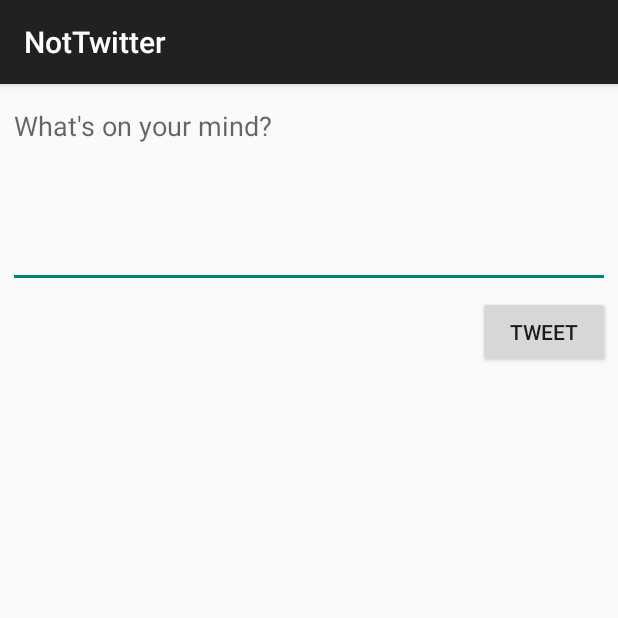
After one commit to Basit-Sheikh/not-twitter, an Android app: the ComposeActivity screen opened directly, with no data from a screen before it, on a phone screen of 412 x 824 dp, the top half of it. The commit adds this screen. Run offline under Robolectric (Android 15) with nearby library versions, the phone set to English and light mode, and no system bars.

Commit message:
Set up initial compose tweet page with content limit. Only shows toast messages currently.

```diff
--- a/app/src/main/AndroidManifest.xml
+++ b/app/src/main/AndroidManifest.xml
@@ -13,7 +13,8 @@
         android:icon="@drawable/ic_launcher"
         android:label="@string/app_name"
         android:theme="@style/AppTheme">
-        <activity android:name=".TimelineActivity"></activity>
+        <activity android:name=".ComposeActivity"></activity>
+        <activity android:name=".TimelineActivity" />
         <activity
             android:name=".LoginActivity"
             android:label="@string/app_name"
--- /dev/null
+++ b/app/src/main/java/com/codepath/apps/restclienttemplate/ComposeActivity.java
@@ -0,0 +1,40 @@
+package com.codepath.apps.restclienttemplate;
+
+import androidx.appcompat.app.AppCompatActivity;
+
+import android.os.Bundle;
+import android.view.View;
+import android.widget.Button;
+import android.widget.EditText;
+import android.widget.Toast;
+
+public class ComposeActivity extends AppCompatActivity {
+
+    EditText etCompose;
+    Button btnTweet;;
+
+    @Override
+    protected void onCreate(Bundle savedInstanceState) {
+        super.onCreate(savedInstanceState);
+        setContentView(R.layout.activity_compose);
+
+        etCompose = findViewById(R.id.etCompose);
+        btnTweet = findViewById(R.id.btnTweet);
+
+        btnTweet.setOnClickListener(new View.OnClickListener() {
+            @Override
+            public void onClick(View v) {
+                String tweetContent = etCompose.getText().toString();
+                if (tweetContent.isEmpty()){
+                    Toast.makeText(ComposeActivity.this, "Sorry, your tweet can't be empty", Toast.LENGTH_SHORT).show();
+                    return;
+                }
+                if (tweetContent.length() > 140){
+                    Toast.makeText(ComposeActivity.this, "Sorry, your tweet is too long", Toast.LENGTH_SHORT).show();
+                    return;
+                }
+                Toast.makeText(ComposeActivity.this, tweetContent, Toast.LENGTH_SHORT).show();
+            }
+        });
+    }
+}
--- /dev/null
+++ b/app/src/main/res/layout/activity_compose.xml
@@ -0,0 +1,31 @@
+<?xml version="1.0" encoding="utf-8"?>
+<androidx.constraintlayout.widget.ConstraintLayout xmlns:android="http://schemas.android.com/apk/res/android"
+    xmlns:app="http://schemas.android.com/apk/res-auto"
+    xmlns:tools="http://schemas.android.com/tools"
+    android:layout_width="match_parent"
+    android:layout_height="match_parent"
+    tools:context=".ComposeActivity">
+
+    <EditText
+        android:id="@+id/etCompose"
+        android:layout_width="match_parent"
+        android:layout_height="wrap_content"
+        android:layout_margin="5dp"
+        android:layout_marginStart="16dp"
+        android:ems="10"
+        android:gravity="start|top"
+        android:hint="@string/what_s_on_your_mind"
+        android:inputType="textMultiLine"
+        android:minLines="5"
+        app:layout_constraintStart_toStartOf="parent"
+        app:layout_constraintTop_toTopOf="parent" />
+
+    <Button
+        android:id="@+id/btnTweet"
+        android:layout_width="wrap_content"
+        android:layout_height="wrap_content"
+        android:layout_margin="5dp"
+        android:text="@string/tweet"
+        app:layout_constraintEnd_toEndOf="parent"
+        app:layout_constraintTop_toBottomOf="@+id/etCompose" />
+</androidx.constraintlayout.widget.ConstraintLayout>
--- a/app/src/main/res/values/strings.xml
+++ b/app/src/main/res/values/strings.xml
@@ -5,5 +5,7 @@
     <string name="login_label">Log in</string>
     <string name="intent_scheme">oauth</string>
     <string name="intent_host">cprest</string>
+    <string name="tweet">Tweet</string>
+    <string name="what_s_on_your_mind">What\'s on your mind?</string>
 
 </resources>
```
